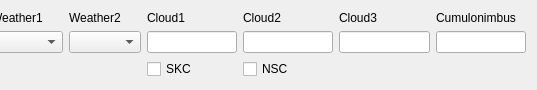
Above: tafor/components/ui/taf_becmg.ui from up1and/tafor before the change; both pictures show x 487 to 1024 and y 0 to 90 of the 1024 by 90 pixel window. Below: the same form after it.
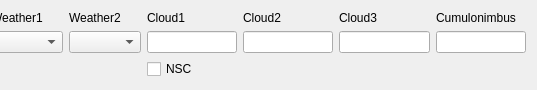
That is the form after the change.

What changed in the file:
```diff
--- a/tafor/components/ui/taf_becmg.ui
+++ b/tafor/components/ui/taf_becmg.ui
@@ -95,23 +95,9 @@
      <item row="5" column="11">
       <widget class="QLineEdit" name="cloud1"/>
      </item>
-     <item row="6" column="12">
-      <widget class="QCheckBox" name="nsc">
-       <property name="text">
-        <string notr="true">NSC</string>
-       </property>
-      </widget>
-     </item>
      <item row="5" column="13">
       <widget class="QLineEdit" name="cloud3"/>
      </item>
-     <item row="6" column="11">
-      <widget class="QCheckBox" name="skc">
-       <property name="text">
-        <string notr="true">SKC</string>
-       </property>
-      </widget>
-     </item>
      <item row="5" column="6">
       <widget class="QLineEdit" name="gust"/>
      </item>
@@ -183,6 +169,13 @@
        </property>
       </widget>
      </item>
+     <item row="6" column="11">
+      <widget class="QCheckBox" name="nsc">
+       <property name="text">
+        <string notr="true">NSC</string>
+       </property>
+      </widget>
+     </item>
     </layout>
    </item>
   </layout>
```
Left out of the diff: 2 changed lines with no effect on the pictures.
